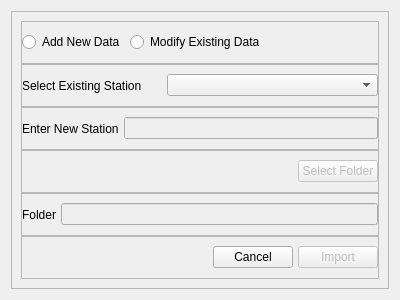
First picture: the form in AutoCADDB/importfolder.ui, repository DB-Netz-AutomatedPlanning/AutoPlan-QT, before the edit.
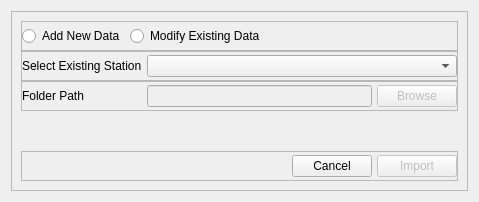
Second picture: the form after the edit.

Commit message: import redesign

Patch:
```diff
--- a/AutoCADDB/importfolder.ui
+++ b/AutoCADDB/importfolder.ui
@@ -6,8 +6,8 @@
    <rect>
     <x>0</x>
     <y>0</y>
-    <width>400</width>
-    <height>300</height>
+    <width>479</width>
+    <height>202</height>
    </rect>
   </property>
   <property name="windowTitle">
@@ -28,6 +28,18 @@
       </property>
       <item>
        <widget class="QFrame" name="frame_2">
+        <property name="minimumSize">
+         <size>
+          <width>0</width>
+          <height>30</height>
+         </size>
+        </property>
+        <property name="maximumSize">
+         <size>
+          <width>16777215</width>
+          <height>30</height>
+         </size>
+        </property>
         <property name="frameShape">
          <enum>QFrame::StyledPanel</enum>
         </property>
@@ -82,6 +94,18 @@
       </item>
       <item>
        <widget class="QFrame" name="frame_3">
+        <property name="minimumSize">
+         <size>
+          <width>0</width>
+          <height>30</height>
+         </size>
+        </property>
+        <property name="maximumSize">
+         <size>
+          <width>16777215</width>
+          <height>30</height>
+         </size>
+        </property>
         <property name="frameShape">
          <enum>QFrame::StyledPanel</enum>
         </property>
@@ -106,9 +130,15 @@
          </property>
          <item>
           <widget class="QLabel" name="label">
+           <property name="minimumSize">
+            <size>
+             <width>120</width>
+             <height>0</height>
+            </size>
+           </property>
            <property name="maximumSize">
             <size>
-             <width>140</width>
+             <width>120</width>
              <height>16777215</height>
             </size>
            </property>
@@ -123,111 +153,20 @@
         </layout>
        </widget>
       </item>
-      <item>
-       <widget class="QFrame" name="frame_4">
-        <property name="frameShape">
-         <enum>QFrame::StyledPanel</enum>
-        </property>
-        <property name="frameShadow">
-         <enum>QFrame::Raised</enum>
-        </property>
-        <layout class="QHBoxLayout" name="horizontalLayout_3">
-         <property name="spacing">
-          <number>5</number>
-         </property>
-         <property name="leftMargin">
-          <number>0</number>
-         </property>
-         <property name="topMargin">
-          <number>0</number>
-         </property>
-         <property name="rightMargin">
-          <number>0</number>
-         </property>
-         <property name="bottomMargin">
-          <number>0</number>
-         </property>
-         <item>
-          <widget class="QLabel" name="label_2">
-           <property name="minimumSize">
-            <size>
-             <width>0</width>
-             <height>0</height>
-            </size>
-           </property>
-           <property name="maximumSize">
-            <size>
-             <width>140</width>
-             <height>16777215</height>
-            </size>
-           </property>
-           <property name="text">
-            <string>Enter New Station</string>
-           </property>
-          </widget>
-         </item>
-         <item>
-          <widget class="QLineEdit" name="lineEdit">
-           <property name="enabled">
-            <bool>false</bool>
-           </property>
-          </widget>
-         </item>
-        </layout>
-       </widget>
-      </item>
-      <item>
-       <widget class="QFrame" name="frame_5">
-        <property name="frameShape">
-         <enum>QFrame::StyledPanel</enum>
-        </property>
-        <property name="frameShadow">
-         <enum>QFrame::Raised</enum>
-        </property>
-        <layout class="QHBoxLayout" name="horizontalLayout_5">
-         <property name="spacing">
-          <number>5</number>
-         </property>
-         <property name="leftMargin">
-          <number>0</number>
-         </property>
-         <property name="topMargin">
-          <number>0</number>
-         </property>
-         <property name="rightMargin">
-          <number>0</number>
-         </property>
-         <property name="bottomMargin">
-          <number>0</number>
-         </property>
-         <item>
-          <spacer name="horizontalSpacer">
-           <property name="orientation">
-            <enum>Qt::Horizontal</enum>
-           </property>
-           <property name="sizeHint" stdset="0">
-            <size>
-             <width>40</width>
-             <height>20</height>
-            </size>
-           </property>
-          </spacer>
-         </item>
-         <item>
-          <widget class="QPushButton" name="btnEnable">
-           <property name="enabled">
-            <bool>false</bool>
-           </property>
-           <property name="text">
-            <string>Select Folder</string>
-           </property>
-          </widget>
-         </item>
-        </layout>
-       </widget>
-      </item>
       <item>
        <widget class="QFrame" name="frame_6">
+        <property name="minimumSize">
+         <size>
+          <width>0</width>
+          <height>30</height>
+         </size>
+        </property>
+        <property name="maximumSize">
+         <size>
+          <width>16777215</width>
+          <height>30</height>
+         </size>
+        </property>
         <property name="frameShape">
          <enum>QFrame::StyledPanel</enum>
         </property>
@@ -252,8 +191,20 @@
          </property>
          <item>
           <widget class="QLabel" name="label_3">
+           <property name="minimumSize">
+            <size>
+             <width>120</width>
+             <height>0</height>
+            </size>
+           </property>
+           <property name="maximumSize">
+            <size>
+             <width>120</width>
+             <height>16777215</height>
+            </size>
+           </property>
            <property name="text">
-            <string>Folder</string>
+            <string>Folder Path</string>
            </property>
           </widget>
          </item>
@@ -264,11 +215,46 @@
            </property>
           </widget>
          </item>
+         <item>
+          <widget class="QPushButton" name="btnEnable">
+           <property name="enabled">
+            <bool>false</bool>
+           </property>
+           <property name="text">
+            <string>Browse</string>
+           </property>
+          </widget>
+         </item>
         </layout>
        </widget>
       </item>
+      <item>
+       <spacer name="verticalSpacer">
+        <property name="orientation">
+         <enum>Qt::Vertical</enum>
+        </property>
+        <property name="sizeHint" stdset="0">
+         <size>
+          <width>20</width>
+          <height>40</height>
+         </size>
+        </property>
+       </spacer>
+      </item>
       <item>
        <widget class="QFrame" name="frame_7">
+        <property name="minimumSize">
+         <size>
+          <width>0</width>
+          <height>30</height>
+         </size>
+        </property>
+        <property name="maximumSize">
+         <size>
+          <width>16777215</width>
+          <height>30</height>
+         </size>
+        </property>
         <property name="frameShape">
          <enum>QFrame::StyledPanel</enum>
         </property>
```
The commit also changes 1 other file.
